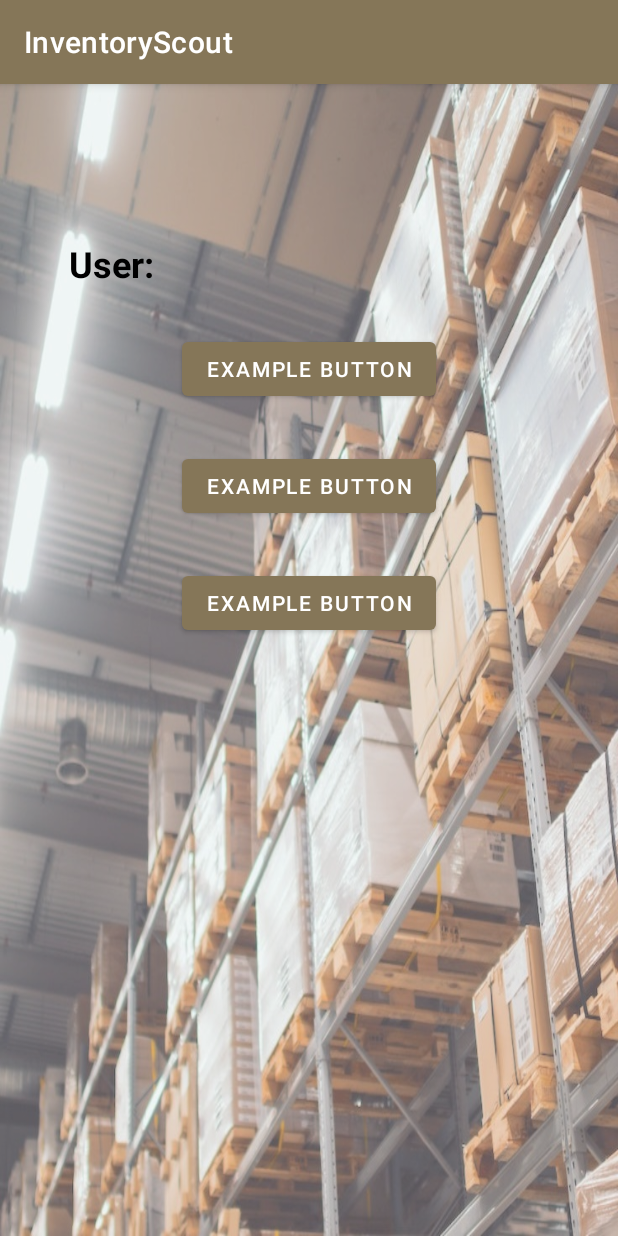
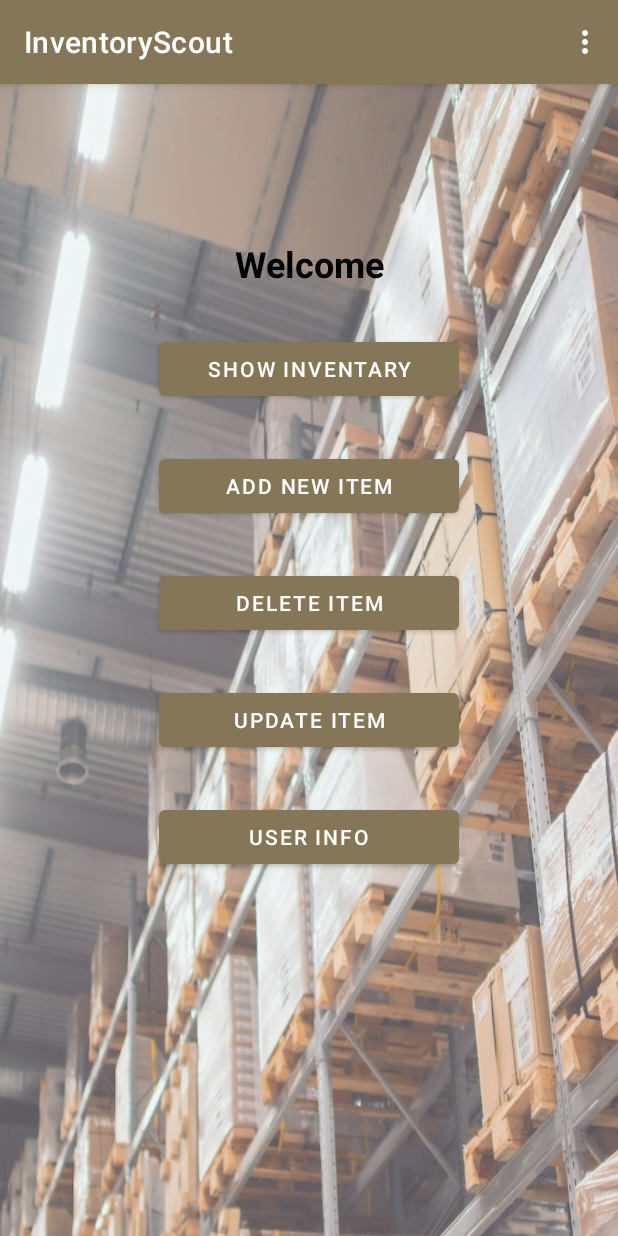
Before and after one commit to FcoJAA/InventoryScout, an Android app: the myprofile screen opened directly, with no data from a screen before it, on a phone screen of 412 x 824 dp. Run offline under Robolectric (Android 15) with nearby library versions, the phone set to English and light mode, and no system bars; our stand-ins replace Firebase (no records; nobody signed in at launch, a user with empty details on screens opened directly).

Commit message:
feat: new buttons

```diff
--- a/app/src/main/java/com/example/inventoryscout/myprofile.java
+++ b/app/src/main/java/com/example/inventoryscout/myprofile.java
@@ -2,13 +2,36 @@ package com.example.inventoryscout;
 
 import androidx.appcompat.app.AppCompatActivity;
 
+import android.content.Intent;
 import android.os.Bundle;
+import android.view.Menu;
+import android.view.MenuItem;
+
+import com.google.firebase.auth.FirebaseAuth;
 
 public class myprofile extends AppCompatActivity {
+
+    public FirebaseAuth mAuth;
 
     @Override
     protected void onCreate(Bundle savedInstanceState) {
         super.onCreate(savedInstanceState);
         setContentView(R.layout.activity_myprofile);
     }
+
+    //MenuBar
+    public boolean onCreateOptionsMenu(Menu menu){
+        getMenuInflater().inflate(R.menu.menubar1,menu);
+        return true;
+    }
+    public boolean onOptionsItemSelected(MenuItem item){
+        int id = item.getItemId();
+
+        if(id == R.id.option1){
+            Intent i = new Intent(getApplicationContext(),MainActivity.class);
+            startActivity(i);
+            mAuth.signOut();
+        }
+        return super.onOptionsItemSelected(item);
+    }
 }
--- a/app/src/main/res/layout/activity_myprofile.xml
+++ b/app/src/main/res/layout/activity_myprofile.xml
@@ -24,7 +24,8 @@
             android:id="@+id/textView6"
             android:layout_width="match_parent"
             android:layout_height="wrap_content"
-            android:text="User:"
+            android:gravity="center"
+            android:text="Welcome"
             android:textColor="#000000"
             android:textSize="24sp"
             android:textStyle="bold" />
@@ -35,10 +36,10 @@
 
         <Button
             android:id="@+id/button"
-            android:layout_width="wrap_content"
+            android:layout_width="200dp"
             android:layout_height="wrap_content"
             android:layout_gravity="center"
-            android:text="example button" />
+            android:text="Show Inventary" />
 
         <Space
             android:layout_width="match_parent"
@@ -46,10 +47,10 @@
 
         <Button
             android:id="@+id/button4"
-            android:layout_width="wrap_content"
+            android:layout_width="200dp"
             android:layout_height="wrap_content"
             android:layout_gravity="center"
-            android:text="example button" />
+            android:text="Add new Item" />
 
         <Space
             android:layout_width="match_parent"
@@ -57,10 +58,36 @@
 
         <Button
             android:id="@+id/button5"
-            android:layout_width="wrap_content"
+            android:layout_width="200dp"
             android:layout_height="wrap_content"
             android:layout_gravity="center"
-            android:text="example button" />
+            android:text="Delete Item" />
+
+        <Space
+            android:layout_width="match_parent"
+            android:layout_height="30dp" />
+
+        <Button
+            android:id="@+id/button2"
+            android:layout_width="200dp"
+            android:layout_height="wrap_content"
+            android:layout_gravity="center"
+            android:text="Update Item" />
+
+        <Space
+            android:layout_width="match_parent"
+            android:layout_height="30dp" />
+
+        <Button
+            android:id="@+id/button3"
+            android:layout_width="200dp"
+            android:layout_height="wrap_content"
+            android:layout_gravity="center"
+            android:text="User Info" />
+
+        <Space
+            android:layout_width="match_parent"
+            android:layout_height="30dp" />
 
     </LinearLayout>
 </androidx.constraintlayout.widget.ConstraintLayout>
```
Also changed, not shown: app/src/main/res/layout/activity_main.xml (+17 -1 lines).
